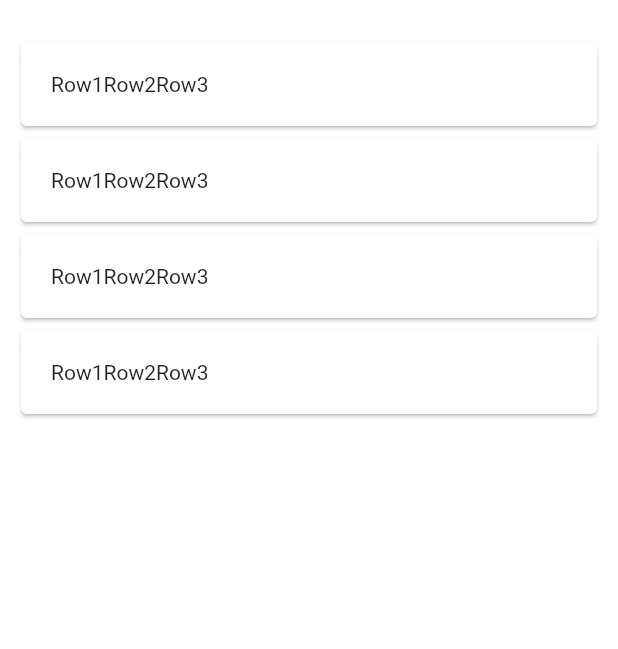
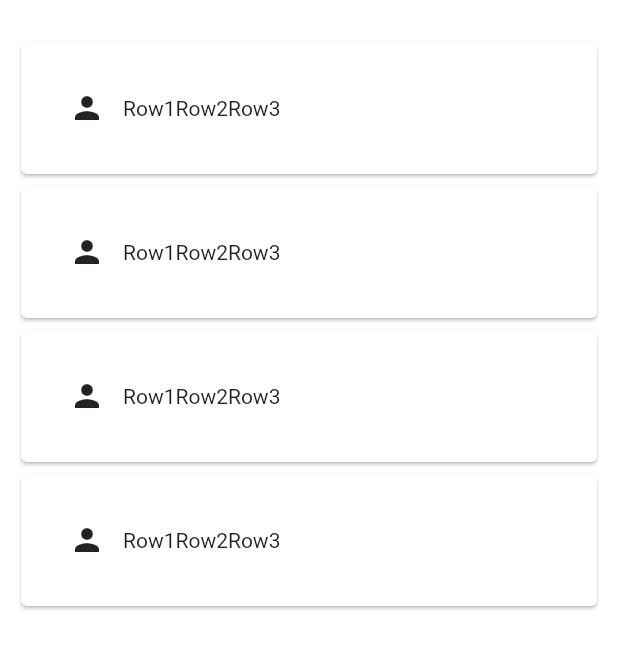
Before and after one commit to tonyhoangdev/flutter2, a Flutter app: the screen it shows after launch, on a phone screen of 412 x 824 dp. Shown: the top 649 px of the screen. Run offline on Flutter 3.47's test engine with Material 2 defaults, Android fonts, the phone set to English and light mode, and no system bars.

Commit message:
Add Icons

```diff
--- a/flutter_app/lib/main.dart
+++ b/flutter_app/lib/main.dart
@@ -47,6 +47,12 @@ class _MyStatefulWidgetState extends State<MyStatefulWidget> {
                 padding: const EdgeInsets.all(20.0),
                 child: Row(
                   children: <Widget>[
+                    IconButton(
+                      icon: Icon(Icons.person),
+                      onPressed: (){
+                        print("person");
+                      },
+                    ),
                     Text("Row1"),
                     Text("Row2"),
                     Text("Row3"),
@@ -59,6 +65,12 @@ class _MyStatefulWidgetState extends State<MyStatefulWidget> {
                 padding: const EdgeInsets.all(20.0),
                 child: Row(
                   children: <Widget>[
+                    IconButton(
+                      icon: Icon(Icons.person),
+                      onPressed: (){
+                        print("person");
+                      },
+                    ),
                     Text("Row1"),
                     Text("Row2"),
                     Text("Row3"),
@@ -71,6 +83,12 @@ class _MyStatefulWidgetState extends State<MyStatefulWidget> {
                 padding: const EdgeInsets.all(20.0),
                 child: Row(
                   children: <Widget>[
+                    IconButton(
+                      icon: Icon(Icons.person),
+                      onPressed: (){
+                        print("person");
+                      },
+                    ),
                     Text("Row1"),
                     Text("Row2"),
                     Text("Row3"),
@@ -83,6 +101,12 @@ class _MyStatefulWidgetState extends State<MyStatefulWidget> {
                 padding: const EdgeInsets.all(20.0),
                 child: Row(
                   children: <Widget>[
+                    IconButton(
+                      icon: Icon(Icons.person),
+                      onPressed: (){
+                        print("person");
+                      },
+                    ),
                     Text("Row1"),
                     Text("Row2"),
                     Text("Row3"),
```
